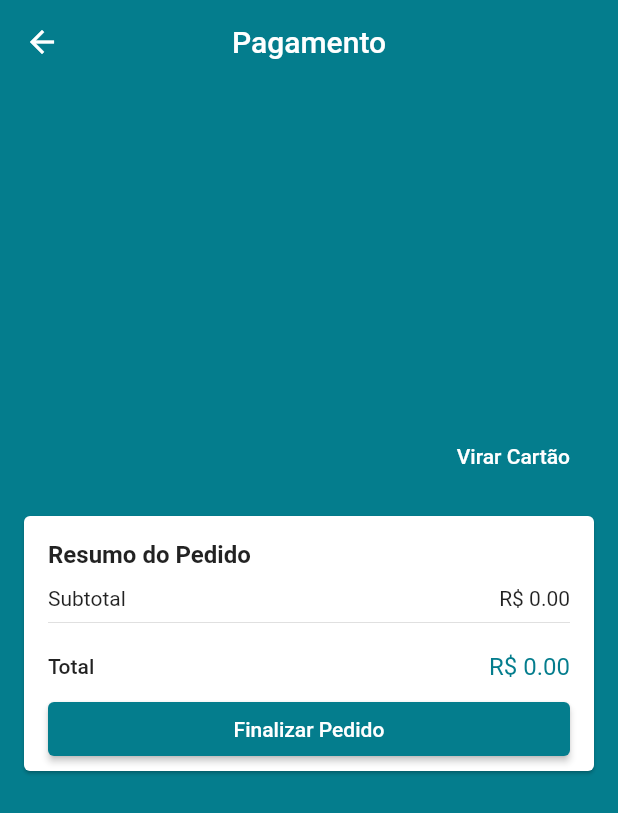
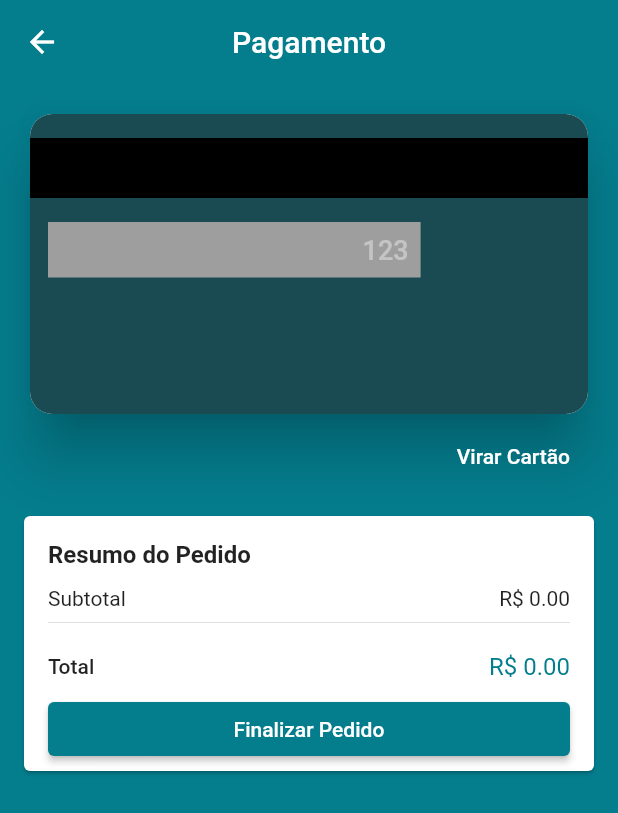
Before and after one commit to clenilsonsilva/loja_virtual_flutter, a Flutter app: the CheckoutScreen screen opened by its route, after a tap on "Virar Cartão", on a phone screen of 412 x 824 dp. Shown: the top 813 px of the screen. Run offline on Flutter 3.47's test engine with Material 2 defaults, Android fonts, the phone set to English and light mode, and no system bars; drawn by our look-alikes of flip_card; our stand-ins replace brasil_fields, carousel_slider, cloud_firestore, dio, firebase_auth, firebase_core and 10 more; missing offline and left inert: alphabet_list_scroll_view, credit_card_type_detector, map_launcher; accounts and stored records are empty.

Commit message:
150. Criando a Trazeira do Cartão

```diff
--- a/lib/screen/checkout/components/card_back.dart
+++ b/lib/screen/checkout/components/card_back.dart
@@ -1,4 +1,6 @@
 import 'package:flutter/material.dart';
+import 'package:flutter/services.dart';
+import 'package:loja_virtual/screen/checkout/components/card_text_field.dart';
 
 class CardBack extends StatelessWidget {
   const CardBack({super.key});
@@ -11,10 +13,46 @@ class CardBack extends StatelessWidget {
       elevation: 16,
       child: Container(
         height: 200,
-        color: Colors.red,
+        color: const Color(0xFF1B4B52),
         child: Column(
           children: [
-
+            Container(
+              color: Colors.black,
+              height: 40,
+              margin: const EdgeInsets.symmetric(vertical: 16),
+            ),
+            Row(
+              children: [
+                Expanded(
+                    flex: 70,
+                    child: Container(
+                      margin: const EdgeInsets.only(left: 12),
+                      padding: const EdgeInsets.symmetric(
+                          vertical: 4, horizontal: 8),
+                      color: Colors.grey,
+                      child: CardTextField(
+                        textAlign: TextAlign.end,
+                        hint: '123',
+                        inputFormatters: [
+                          FilteringTextInputFormatter.digitsOnly
+                        ],
+                        maxLength: 3,
+                        textInputType: TextInputType.number,
+                        validator: (cvv) {
+                          if (cvv.length != 3) {
+                            return 'Inválido';
+                          } else {
+                            return null;
+                          }
+                        },
+                      ),
+                    )),
+                const Expanded(
+                  flex: 30,
+                  child: SizedBox(),
+                )
+              ],
+            ),
           ],
         ),
       ),
--- a/lib/screen/checkout/components/card_text_field.dart
+++ b/lib/screen/checkout/components/card_text_field.dart
@@ -4,19 +4,23 @@ import 'package:flutter/services.dart';
 class CardTextField extends StatelessWidget {
   const CardTextField({
     super.key,
-    required this.title,
+    this.title = '',
     this.bold = false,
-    required this.hint,
-    required this.textInputType,
+    this.hint = '',
+    this.textInputType = TextInputType.text,
     this.inputFormatters = const [],
-    required this.validator,
+    this.validator,
+    this.maxLength = 0,
+    this.textAlign = TextAlign.start,
   });
 
   final String title, hint;
   final bool bold;
   final TextInputType textInputType;
   final List<TextInputFormatter> inputFormatters;
-  final FormFieldValidator validator;
+  final FormFieldValidator? validator;
+  final int maxLength;
+  final TextAlign textAlign;
 
   @override
   Widget build(BuildContext context) {
@@ -29,6 +33,7 @@ class CardTextField extends StatelessWidget {
             child: Column(
               crossAxisAlignment: CrossAxisAlignment.start,
               children: [
+                if (title.isNotEmpty)
                   Row(
                     children: [
                       Text(
@@ -39,7 +44,7 @@ class CardTextField extends StatelessWidget {
                           color: Colors.white,
                         ),
                       ),
-                    if(state.hasError)
+                      if (state.hasError)
                         const Text(
                           '   Inválido',
                           style: TextStyle(
@@ -51,23 +56,32 @@ class CardTextField extends StatelessWidget {
                   ),
                 TextFormField(
                   style: TextStyle(
-                      color: Colors.white,
+                      color: title.isEmpty && state.hasError
+                          ? Colors.red
+                          : Colors.white,
                       fontWeight: bold ? FontWeight.bold : FontWeight.w500,
                       fontSize: 18),
                   decoration: InputDecoration(
                     hintText: hint,
                     hintStyle: TextStyle(
-                        color: Colors.white.withAlpha(100),
+                      color: title.isEmpty && state.hasError
+                          ? Colors.red
+                          : Colors.white.withAlpha(100),
                     ),
                     border: InputBorder.none,
                     isDense: true,
-                      contentPadding: const EdgeInsets.symmetric(vertical: 2)),
+                    contentPadding: const EdgeInsets.symmetric(vertical: 2),
+                    counterText: '',
+                  ),
                   keyboardType: textInputType,
                   inputFormatters: inputFormatters,
                   onChanged: (text) {
                     state.didChange(text);
                   },
-                )
+                  maxLength: maxLength == 0 ? null : maxLength,
+                  textAlign: textAlign,
+                  cursorColor: Colors.white,
+                ),
               ],
             ),
           );
```
Also changed, not shown: lib/screen/checkout/components/card_front.dart (+6 -7 lines). Lines whose indentation alone changed are shown as unchanged.
